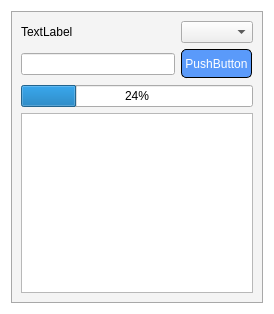
Above: ui/main_frame.ui from sxl47/long before the change. Below: the same form after it.
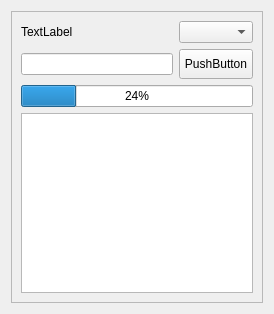
That is the form after the change.

Commit message: 增加样式

The edit to the form file:
```diff
--- a/ui/main_frame.ui
+++ b/ui/main_frame.ui
@@ -14,33 +14,7 @@
    <string>main_frame</string>
   </property>
   <property name="styleSheet">
-   <string notr="true">#main_frame {
-	background-color: rgb(255, 255, 255);
-}
-
-#scrollArea {
-    border-style: solid;
-    border-width: 1px;
-	border-color: rgb(168, 168, 168);
-}
-
-#scrollAreaWidgetContents {
-	background-color: rgb(244, 244, 244);
-}
-
-QPushButton {
-	margin:0px 1px 1px 0px;
-    border-style: solid;
-    border-color: rgb(0,0,0);
-    border-width: 1px;
-    border-radius: 5px;
-	background-color: rgb(90, 154, 250);
-	color: rgb(255, 255, 255);
-}
-QPushButton:pressed {
-	margin:1px 0px 0px 1px;
-	background-color: rgb(110, 174, 255);
-}</string>
+   <string notr="true"/>
   </property>
   <layout class="QGridLayout" name="gridLayout">
    <item row="1" column="1">
```
